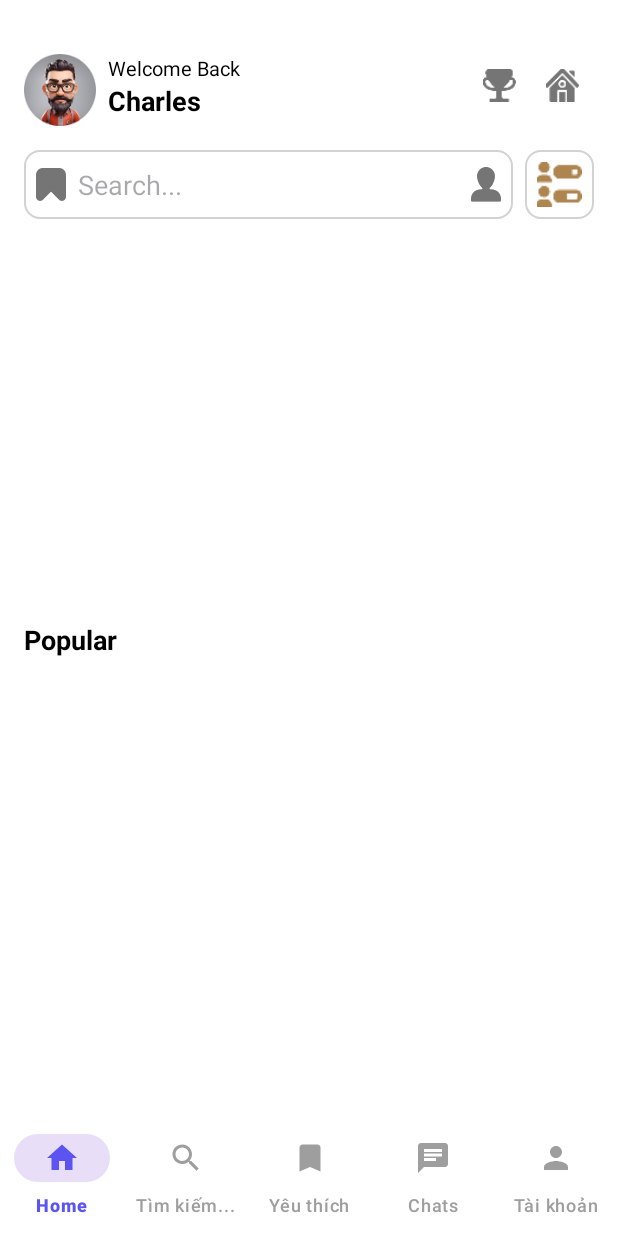
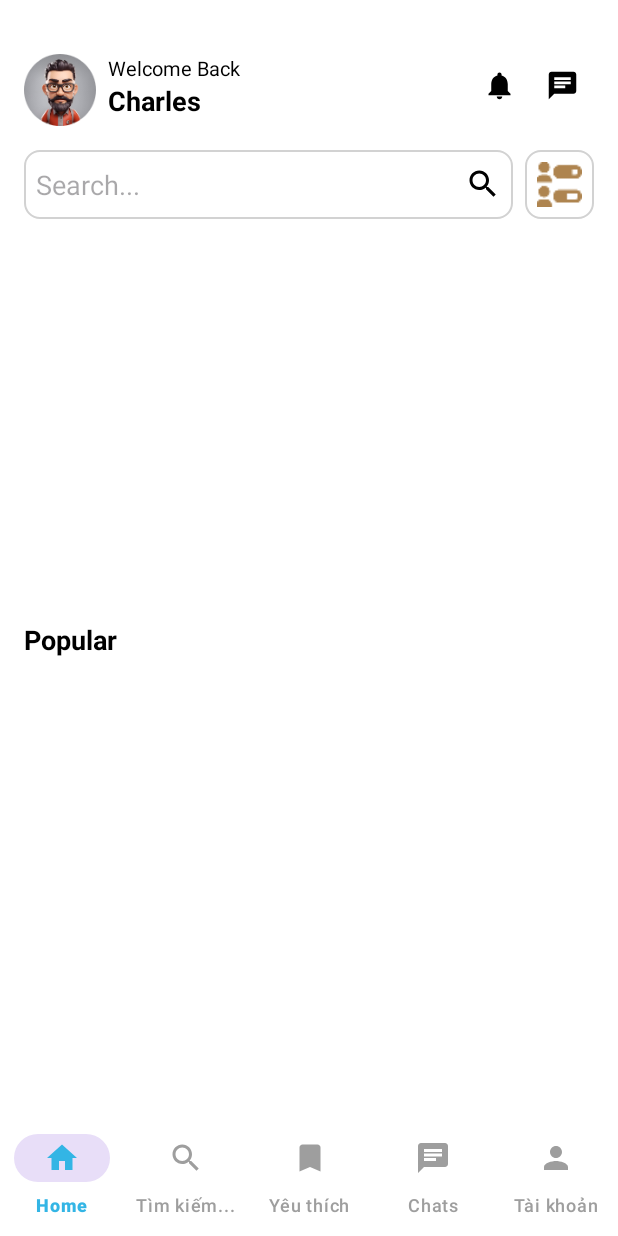
Before and after one commit to not-for-tomorrow/OnlyFan, an Android app: the screen it shows after launch (DashboardActivity), after a tap on "Open Dashboard", on a phone screen of 412 x 824 dp. Run offline under Robolectric (Android 15) with nearby library versions, the phone set to English and light mode, and no system bars; our stand-ins replace Firebase (no records; nobody signed in at launch, a user with empty details on screens opened directly); network calls fail; pictures from the network do not load.

Commit message:
fix navbar color and product detail

```diff
--- a/app/src/main/res/color/bottom_nav_collor.xml
+++ b/app/src/main/res/color/bottom_nav_collor.xml
@@ -1,8 +1,8 @@
 <?xml version="1.0" encoding="utf-8"?>
 <selector xmlns:android="http://schemas.android.com/apk/res/android">
     <!-- Selected state - màu xanh indigo như trong hình -->
-    <item android:color="#5B54F3" android:state_checked="true"/>
-    <item android:color="#5B54F3" android:state_selected="true"/>
+    <item android:color="@android:color/holo_blue_light" android:state_checked="true"/>
+    <item android:color="@android:color/holo_blue_light" android:state_selected="true"/>
     <!-- Default state - màu xám -->
     <item android:color="#9E9E9E"/>
 </selector>
--- a/app/src/main/res/layout/fragment_home.xml
+++ b/app/src/main/res/layout/fragment_home.xml
@@ -60,14 +60,14 @@
                 android:layout_width="42dp"
                 android:layout_height="42dp"
                 android:padding="10dp"
-                android:src="@drawable/bottom_btn2" />
+                android:src="@drawable/ic_notification" />
 
             <ImageView
                 android:id="@+id/btnSettings"
                 android:layout_width="42dp"
                 android:layout_height="42dp"
                 android:padding="10dp"
-                android:src="@drawable/bottom_btn1" />
+                android:src="@drawable/ic_chat" />
         </LinearLayout>
 
         <!-- Search + Filter -->
@@ -85,8 +85,7 @@
                 android:layout_weight="1"
                 android:layout_marginEnd="8dp"
                 android:background="@drawable/stroke_bg"
-                android:drawableStart="@drawable/bottom_btn3"
-                android:drawableEnd="@drawable/bottom_btn4"
+                android:drawableEnd="@drawable/ic_search"
                 android:drawablePadding="8dp"
                 android:hint="Search..."
                 android:padding="8dp"
```
Also changed, not shown: app/src/main/java/com/example/onlyfanshop/ui/CategoryFragment.java (+9 -3 lines), app/src/main/java/com/example/onlyfanshop/ui/ProductListFragment.java (+15 -8 lines), app/src/main/java/com/example/onlyfanshop/ui/product/ProductDetailActivity.java (+13 -15 lines).
